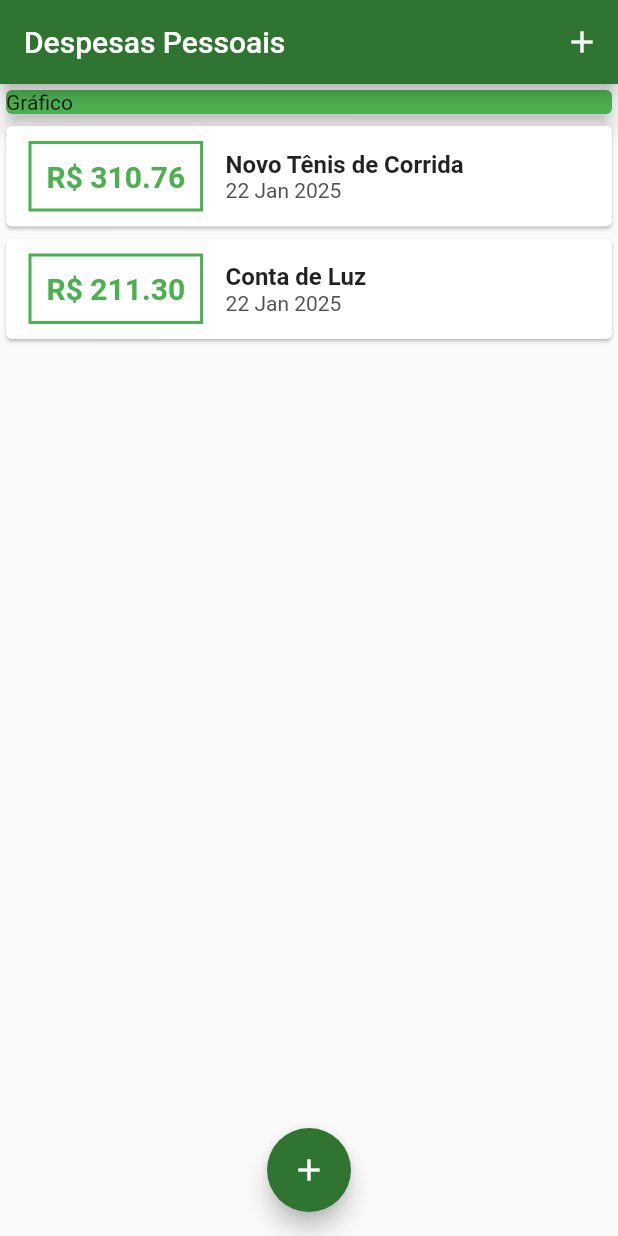
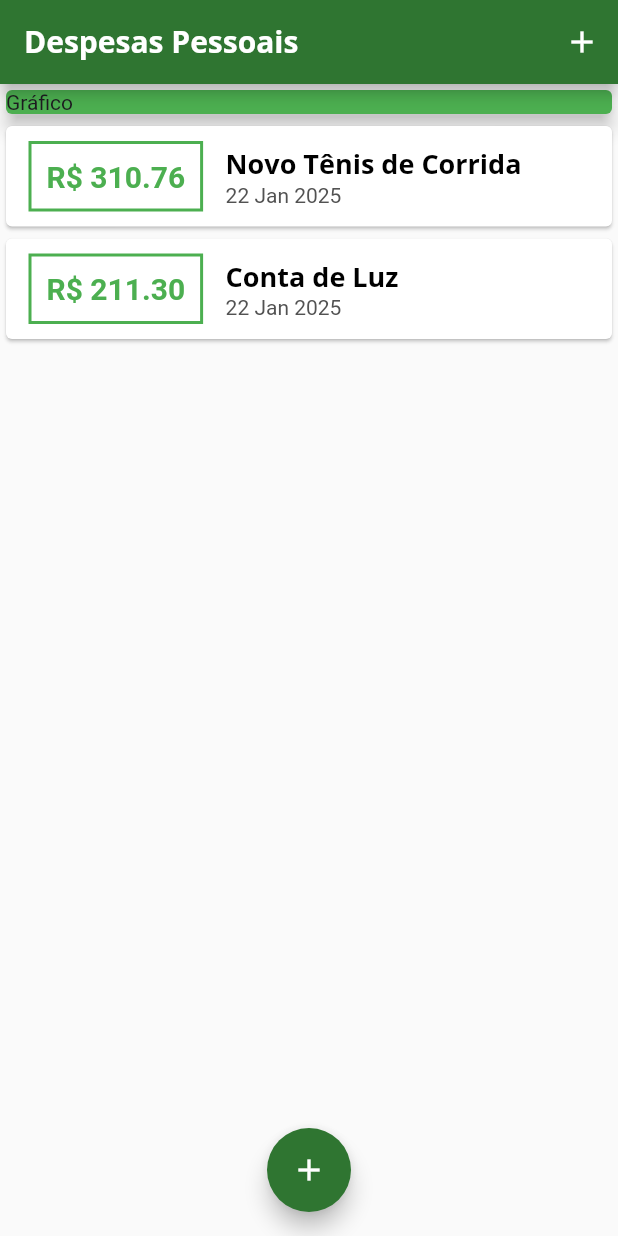
Before and after one commit to ErickFerreiradev/projetoDespesas, a Flutter app: the screen it shows after launch, on a phone screen of 412 x 824 dp. Run offline on Flutter 3.47's test engine with Material 3 defaults, Android fonts, the phone set to English and light mode, and no system bars.

Commit message:
Fontes adicionadas ao projeto

```diff
--- a/lib/components/transaction_list.dart
+++ b/lib/components/transaction_list.dart
@@ -45,11 +45,7 @@ class TransactionList extends StatelessWidget {
                         children: [
                           Text(
                             tr.title,
-                            style: TextStyle(
-                              fontSize: 16,
-                              fontWeight: FontWeight.bold,
-
-                            )
+                            style: Theme.of(context).textTheme.titleLarge,
                             ),
                           Text(
                             DateFormat('d MMM y').format(tr.date),
--- a/lib/main.dart
+++ b/lib/main.dart
@@ -22,16 +22,30 @@ class ExpensesApp extends StatelessWidget {
         appBarTheme: AppBarTheme(
           backgroundColor: Colors.purple,
           foregroundColor: Colors.white,
+          titleTextStyle: TextStyle(
+            fontFamily: 'OpenSans',
+            fontSize: 20,
+            fontWeight: FontWeight.bold,
+          ),
         ),
         colorScheme: ColorScheme.fromSeed(
           seedColor: const Color.fromARGB(255, 84, 129, 86),
           primary: Colors.green,
           secondary: const Color.fromARGB(255, 47, 117, 49),
         ),
+        textTheme: tema.textTheme.copyWith(
+          titleLarge: const TextStyle(
+            fontFamily: 'OpenSans',
+            fontSize: 18,
+            fontWeight: FontWeight.bold,
+            color: Colors.black,
+          ),
+        ),
       ),
     );
   }
 }
+
 
 class MyHomePage extends StatefulWidget {
   MyHomePage({Key? key}) : super(key: key);
```
Also changed, not shown: pubspec.yaml (+11 -6 lines), assets/fonts/OpenSans-Bold.ttf (added), assets/fonts/OpenSans-Regular.ttf (added), assets/fonts/Quicksand-Bold.ttf (added), assets/fonts/Quicksand-Light.ttf (added), assets/fonts/Quicksand-Medium.ttf (added), assets/fonts/Quicksand-Regular.ttf (added).
